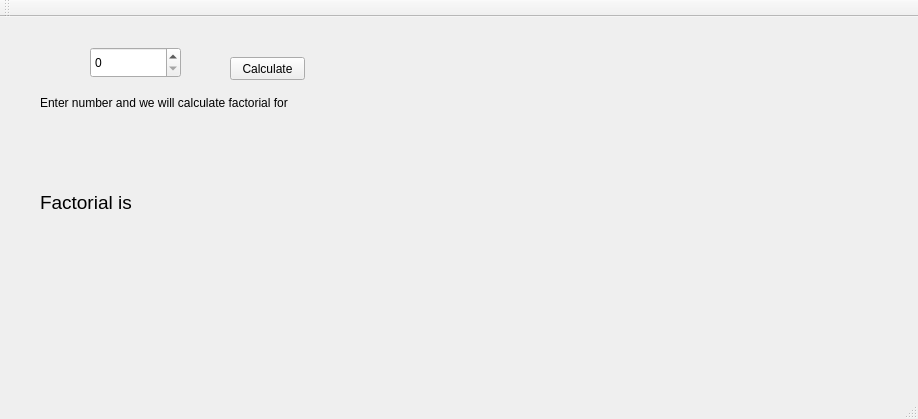
Before: the Qt Designer form mainwindow.ui in gaboe/facerat, drawn with Qt 5.
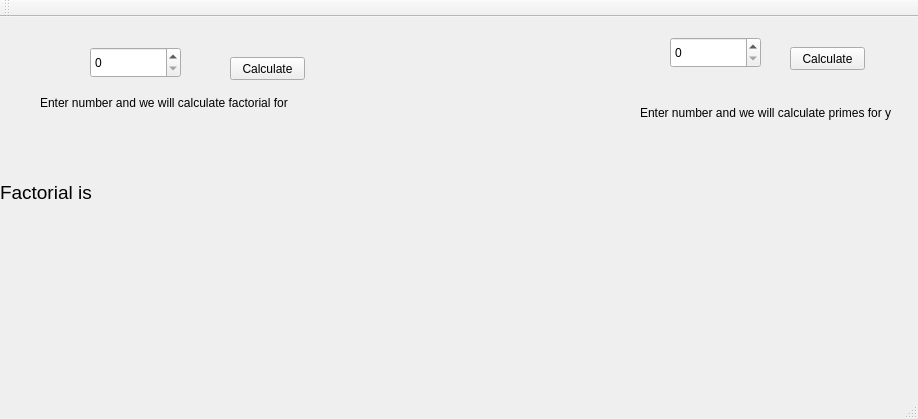
After: the same form once the commit is applied.

Commit message: add eratosthenes sieve

The edit to the form file:
```diff
--- a/mainwindow.ui
+++ b/mainwindow.ui
@@ -43,9 +43,9 @@
    <widget class="QLabel" name="resultLabel">
     <property name="geometry">
      <rect>
-      <x>40</x>
-      <y>140</y>
-      <width>841</width>
+      <x>0</x>
+      <y>130</y>
+      <width>651</width>
       <height>91</height>
      </rect>
     </property>
@@ -68,7 +68,46 @@
      </rect>
     </property>
     <property name="maximum">
-     <number>500000</number>
+     <number>256</number>
+    </property>
+   </widget>
+   <widget class="QSpinBox" name="eraInput">
+    <property name="geometry">
+     <rect>
+      <x>670</x>
+      <y>20</y>
+      <width>91</width>
+      <height>31</height>
+     </rect>
+    </property>
+    <property name="maximum">
+     <number>800000000</number>
+    </property>
+   </widget>
+   <widget class="QPushButton" name="eraBtn">
+    <property name="geometry">
+     <rect>
+      <x>790</x>
+      <y>30</y>
+      <width>75</width>
+      <height>23</height>
+     </rect>
+    </property>
+    <property name="text">
+     <string>Calculate</string>
+    </property>
+   </widget>
+   <widget class="QLabel" name="label_2">
+    <property name="geometry">
+     <rect>
+      <x>640</x>
+      <y>70</y>
+      <width>251</width>
+      <height>51</height>
+     </rect>
+    </property>
+    <property name="text">
+     <string>Enter number and we will calculate primes for you</string>
     </property>
    </widget>
   </widget>
```
The commit also changes 2 other files.
